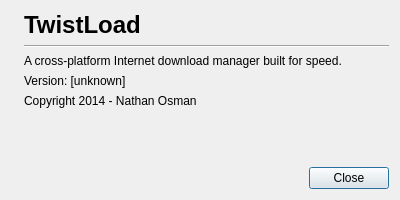
The window that ui/aboutdialog.ui (nathan-osman/twistload) describes before a commit, drawn with Qt 5.
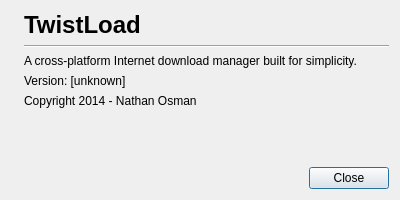
The same window after the commit. Icons and pictures are not drawn.

```diff
--- a/ui/aboutdialog.ui
+++ b/ui/aboutdialog.ui
@@ -74,7 +74,7 @@
        <item>
         <widget class="QLabel" name="label_3">
          <property name="text">
-          <string>A cross-platform Internet download manager built for speed.</string>
+          <string>A cross-platform Internet download manager built for simplicity.</string>
          </property>
          <property name="wordWrap">
           <bool>true</bool>
```
Left out of the diff: 16 changed lines with no effect on the pictures. Lines whose indentation alone changed are shown as unchanged.
